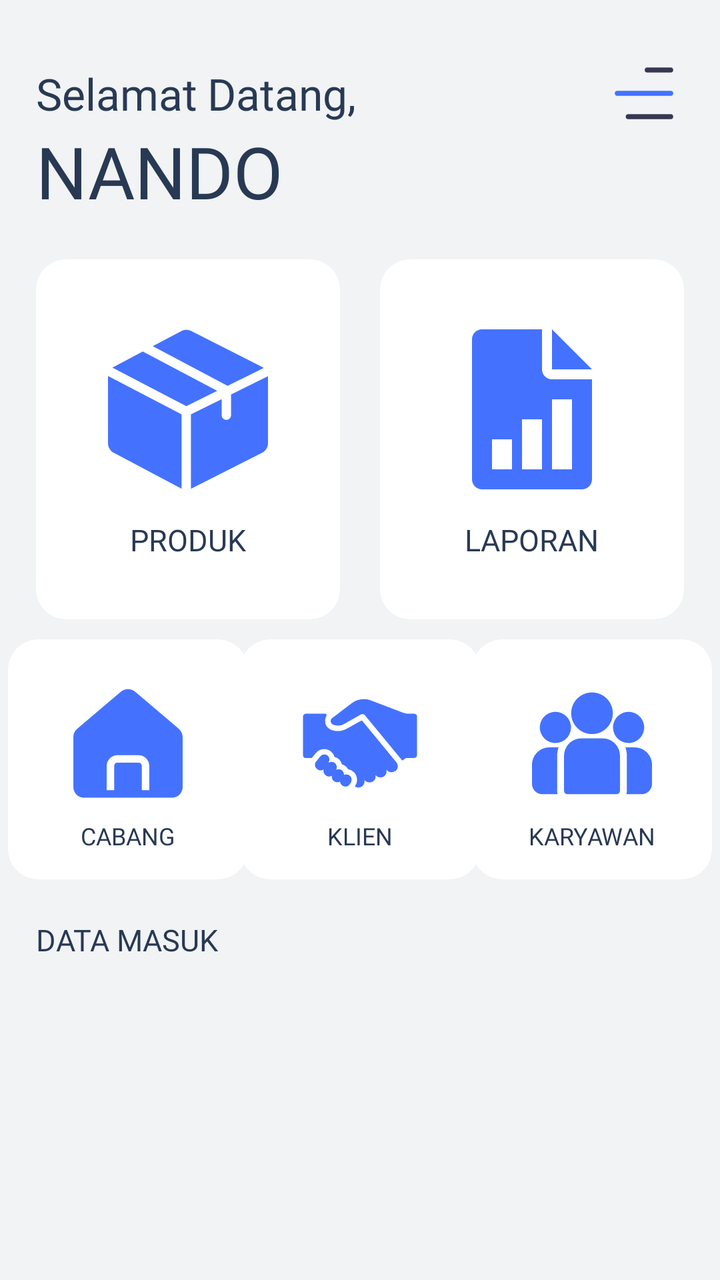
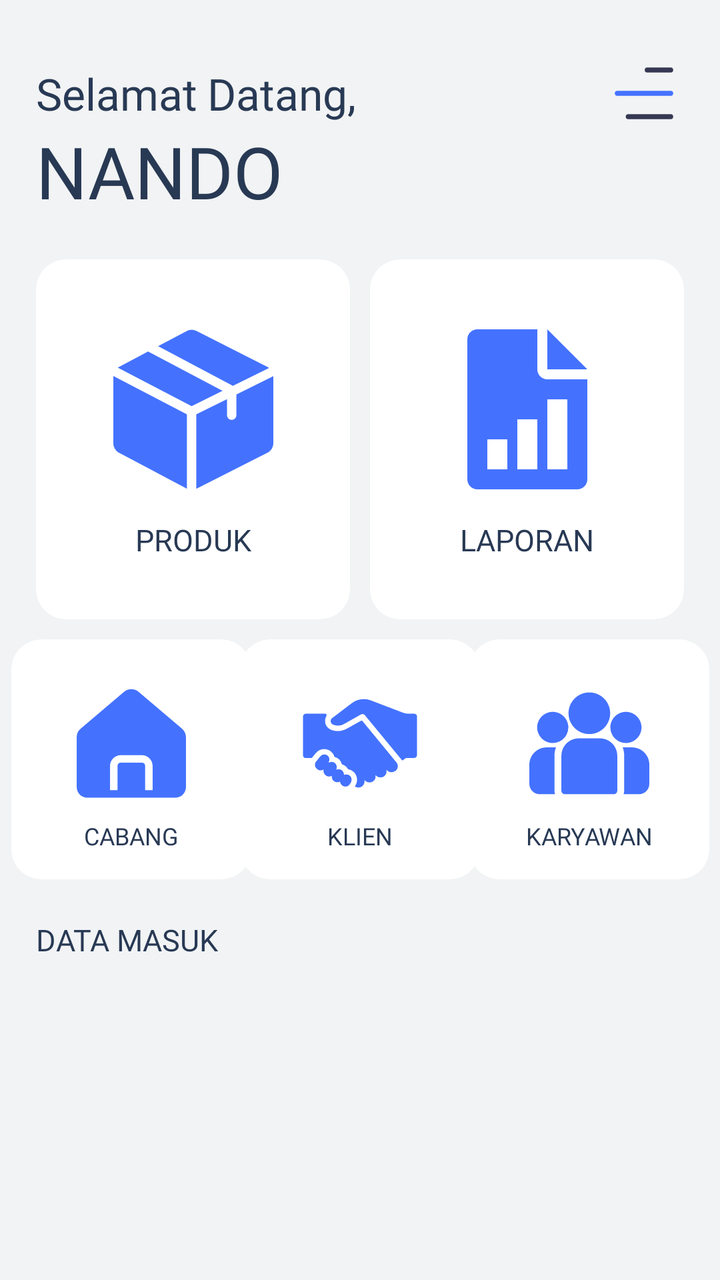

Two renders of the same Android screen: before a commit and after it. Below are the layout's source before the change and the commit's diff.
<!-- AndroidManifest.xml: application theme Theme.BAGUSLAUNDRY -->
<!-- res/layout/fragment_admin_dashboard.xml -->
<?xml version="1.0" encoding="utf-8"?>
<androidx.constraintlayout.widget.ConstraintLayout xmlns:android="http://schemas.android.com/apk/res/android"
    xmlns:app="http://schemas.android.com/apk/res-auto"
    xmlns:tools="http://schemas.android.com/tools"
    android:id="@+id/main"
    android:layout_width="match_parent"
    android:layout_height="match_parent"
    android:background="@color/background"
    tools:context=".ui.admin.AdminDashboardFragment">

    <androidx.constraintlayout.widget.Guideline
        android:layout_width="match_parent"
        android:layout_height="match_parent"
        app:layout_constraintGuide_percent="0.05"
        android:orientation="vertical"
        android:id="@+id/guidelineLeft"/>

    <androidx.constraintlayout.widget.Guideline
        android:layout_width="match_parent"
        android:layout_height="match_parent"
        app:layout_constraintGuide_percent="0.95"
        android:orientation="vertical"
        android:id="@+id/guidelineRight"/>

    <androidx.constraintlayout.widget.Guideline
        android:layout_width="match_parent"
        android:layout_height="match_parent"
        app:layout_constraintGuide_percent="0.05"
        android:orientation="horizontal"
        android:id="@+id/guidelineTop"/>
    <androidx.constraintlayout.widget.Guideline
        android:layout_width="match_parent"
        android:layout_height="match_parent"
        app:layout_constraintGuide_percent="0.5"
        android:orientation="vertical"
        android:id="@+id/guidelineMid"/>


    <TextView
        android:id="@+id/headerSelamat"
        android:layout_width="wrap_content"
        android:layout_height="wrap_content"
        android:text="Selamat"
        android:fontFamily="@font/inter_light"
        android:textColor="@color/blue900"
        android:textSize="22sp"
        app:layout_constraintStart_toEndOf="@id/guidelineLeft"
        app:layout_constraintTop_toTopOf="@id/guidelineTop"
        />

    <TextView
        android:id="@+id/headerDatang"
        android:layout_width="wrap_content"
        android:layout_height="wrap_content"
        android:text="Datang,"
        android:fontFamily="@font/inter_medium"
        android:textColor="@color/blue900"
        android:textSize="22sp"
        android:layout_marginStart="5dp"
        app:layout_constraintStart_toEndOf="@id/headerSelamat"
        app:layout_constraintTop_toTopOf="@id/headerSelamat"
        app:layout_constraintBottom_toBottomOf="@id/headerSelamat"
        />

    <TextView
        android:id="@+id/headerName"
        android:layout_width="wrap_content"
        android:layout_height="wrap_content"
        android:text="NANDO"
        android:fontFamily="@font/inter_bold"
        android:textColor="@color/blue900"
        android:textSize="36sp"
        app:layout_constraintStart_toEndOf="@id/guidelineLeft"
        app:layout_constraintTop_toBottomOf="@id/headerSelamat"
        />

    <ImageView
        android:id="@+id/menuIcon"
        android:layout_width="40dp"
        android:layout_height="50dp"
        android:src="@drawable/menuicon"
        android:translationZ="10dp"
        app:layout_constraintTop_toBottomOf="@id/guidelineTop"
        app:layout_constraintBottom_toBottomOf="@id/headerSelamat"
        app:layout_constraintEnd_toStartOf="@id/guidelineRight"
        />

    <androidx.cardview.widget.CardView
        android:id="@+id/menuProduct"
        android:layout_width="0dp"
        android:layout_height="180dp"
        app:cardCornerRadius="15dp"
        android:layout_marginTop="20dp"
        android:layout_marginEnd="10dp"
        app:cardElevation="0dp"
        app:layout_constraintStart_toEndOf="@id/guidelineLeft"
        app:layout_constraintTop_toBottomOf="@id/headerName"
        app:layout_constraintEnd_toStartOf="@id/guidelineMid"
        />

    <ImageView
        android:id="@+id/iconProduct"
        android:layout_width="90dp"
        android:layout_height="80dp"
        android:src="@drawable/product"
        android:translationY="-15dp"
        app:layout_constraintStart_toStartOf="@id/menuProduct"
        app:layout_constraintTop_toTopOf="@id/menuProduct"
        app:layout_constraintEnd_toEndOf="@id/menuProduct"
        app:layout_constraintBottom_toBottomOf="@id/menuProduct"
        />



    <TextView
        android:layout_width="wrap_content"
        android:layout_height="wrap_content"
        android:text="PRODUK"
        android:textColor="@color/blue900"
        app:layout_constraintStart_toStartOf="@id/menuProduct"
        app:layout_constraintEnd_toEndOf="@id/menuProduct"
        app:layout_constraintTop_toBottomOf="@id/iconProduct"
        android:textSize="15sp"
        android:fontFamily="@font/inter_bold"
        />

    <androidx.cardview.widget.CardView
        android:id="@+id/menuReport"
        android:layout_width="0dp"
        android:layout_height="180dp"
        app:cardCornerRadius="15dp"
        app:cardElevation="0dp"
        android:layout_marginStart="10dp"
        app:layout_constraintStart_toEndOf="@id/guidelineMid"
        app:layout_constraintTop_toTopOf="@id/menuProduct"
        app:layout_constraintBottom_toBottomOf="@id/menuProduct"
        app:layout_constraintEnd_toStartOf="@id/guidelineRight"
        />

    <ImageView
        android:id="@+id/iconReport"
        android:layout_width="90dp"
        android:layout_height="80dp"
        android:src="@drawable/report"
        android:translationY="-15dp"
        app:layout_constraintStart_toStartOf="@id/menuReport"
        app:layout_constraintTop_toTopOf="@id/menuReport"
        app:layout_constraintEnd_toEndOf="@id/menuReport"
        app:layout_constraintBottom_toBottomOf="@id/menuReport"
        />

    <TextView
        android:layout_width="wrap_content"
        android:layout_height="wrap_content"
        android:text="LAPORAN"
        android:textColor="@color/blue900"
        app:layout_constraintStart_toStartOf="@id/iconReport"
        app:layout_constraintEnd_toEndOf="@id/iconReport"
        app:layout_constraintTop_toBottomOf="@id/iconReport"
        android:textSize="15sp"
        android:fontFamily="@font/inter_bold"
        />

    <androidx.cardview.widget.CardView
        android:id="@+id/menuClient"
        android:layout_width="120dp"
        android:layout_height="120dp"
        app:cardCornerRadius="15dp"
        android:layout_marginTop="10dp"
        app:cardElevation="0dp"
        android:layout_marginEnd="10dp"
        app:layout_constraintStart_toStartOf="@id/guidelineMid"
        app:layout_constraintEnd_toEndOf="@id/guidelineMid"
        app:layout_constraintTop_toBottomOf="@id/menuProduct"
        />

    <ImageView
        android:id="@+id/iconClient"
        android:layout_width="80dp"
        android:layout_height="60dp"
        android:src="@drawable/handshake"
        android:translationY="-8dp"
        app:layout_constraintStart_toStartOf="@id/menuClient"
        app:layout_constraintTop_toTopOf="@id/menuClient"
        app:layout_constraintEnd_toEndOf="@id/menuClient"
        app:layout_constraintBottom_toBottomOf="@id/menuClient"
        />

    <TextView
        android:layout_width="wrap_content"
        android:layout_height="wrap_content"
        android:text="KLIEN"
        android:textColor="@color/blue900"
        app:layout_constraintStart_toStartOf="@id/iconClient"
        app:layout_constraintEnd_toEndOf="@id/iconClient"
        app:layout_constraintTop_toBottomOf="@id/iconClient"
        android:textSize="12sp"
        android:fontFamily="@font/inter_bold"
        />

    <androidx.cardview.widget.CardView
        android:id="@+id/menuBranch"
        android:layout_width="120dp"
        android:layout_height="120dp"
        app:cardCornerRadius="15dp"
        android:layout_marginTop="10dp"
        app:cardElevation="0dp"
        android:layout_marginEnd="10dp"
        app:layout_constraintStart_toEndOf="@id/guidelineLeft"
        app:layout_constraintEnd_toStartOf="@id/menuClient"
        app:layout_constraintTop_toBottomOf="@id/menuProduct"
        />

    <ImageView
        android:id="@+id/iconBranch"
        android:layout_width="80dp"
        android:layout_height="60dp"
        android:src="@drawable/home"
        android:translationY="-8dp"
        app:layout_constraintStart_toStartOf="@id/menuBranch"
        app:layout_constraintTop_toTopOf="@id/menuBranch"
        app:layout_constraintEnd_toEndOf="@id/menuBranch"
        app:layout_constraintBottom_toBottomOf="@id/menuBranch"
        />

    <TextView
        android:layout_width="wrap_content"
        android:layout_height="wrap_content"
        android:text="CABANG"
        android:textColor="@color/blue900"
        app:layout_constraintStart_toStartOf="@id/iconBranch"
        app:layout_constraintEnd_toEndOf="@id/iconBranch"
        app:layout_constraintTop_toBottomOf="@id/iconBranch"
        android:textSize="12sp"
        android:fontFamily="@font/inter_bold"
        />

    <androidx.cardview.widget.CardView
        android:id="@+id/menuEmployment"
        android:layout_width="120dp"
        android:layout_height="120dp"
        app:cardCornerRadius="15dp"
        android:layout_marginTop="10dp"
        app:cardElevation="0dp"
        android:layout_marginStart="10dp"
        app:layout_constraintStart_toEndOf="@id/menuClient"
        app:layout_constraintEnd_toStartOf="@id/guidelineRight"
        app:layout_constraintTop_toBottomOf="@id/menuReport"
        />

    <ImageView
        android:id="@+id/iconEmployment"
        android:layout_width="80dp"
        android:layout_height="60dp"
        android:src="@drawable/group"
        android:translationY="-8dp"
        app:layout_constraintStart_toStartOf="@id/menuEmployment"
        app:layout_constraintTop_toTopOf="@id/menuEmployment"
        app:layout_constraintEnd_toEndOf="@id/menuEmployment"
        app:layout_constraintBottom_toBottomOf="@id/menuEmployment"
        />

    <TextView
        android:layout_width="wrap_content"
        android:layout_height="wrap_content"
        android:text="KARYAWAN"
        android:textColor="@color/blue900"
        app:layout_constraintStart_toStartOf="@id/iconEmployment"
        app:layout_constraintEnd_toEndOf="@id/iconEmployment"
        app:layout_constraintTop_toBottomOf="@id/iconEmployment"
        android:textSize="12sp"
        android:fontFamily="@font/inter_bold"
        />

    <TextView
        android:id="@+id/textTitle"
        android:layout_width="wrap_content"
        android:layout_height="wrap_content"
        android:text="DATA MASUK"
        android:layout_marginTop="20dp"
        android:fontFamily="@font/inter_semibold"
        android:textSize="15sp"
        android:textColor="@color/blue900"
        app:layout_constraintTop_toBottomOf="@id/menuBranch"
        app:layout_constraintStart_toEndOf="@id/guidelineLeft"
        />

</androidx.constraintlayout.widget.ConstraintLayout>
<!-- resources referenced by this layout -->
<resources>
  <color name="background">#F1F3F4</color>
  <color name="blue900">#283954</color>
  <!-- drawable home (drawable) -->
  <vector xmlns:android="http://schemas.android.com/apk/res/android"
      android:width="512dp"
      android:height="512dp"
      android:viewportWidth="32"
      android:viewportHeight="32">
    <path
        android:pathData="M17.94,2.25a2.997,2.997 0,0 0,-3.88 0L2.49,12.08a2.96,2.96 0,0 0,-1.06 2.28v13.27c0,1.58 1.29,2.87 2.87,2.87h23.4c1.58,0 2.87,-1.29 2.87,-2.87L30.57,14.36c0,-0.88 -0.38,-1.71 -1.06,-2.28zM21.68,28.5h-2v-6.49a0.87,0.87 0,0 0,-0.87 -0.87h-5.62a0.87,0.87 0,0 0,-0.87 0.87v6.49h-2v-6.49c0,-1.58 1.29,-2.87 2.87,-2.87h5.62c1.58,0 2.87,1.29 2.87,2.87z"
        android:fillColor="#4472ff"/>
  </vector>
  <!-- drawable menuicon (drawable) -->
  <vector xmlns:android="http://schemas.android.com/apk/res/android"
      android:width="512dp"
      android:height="512dp"
      android:viewportWidth="24"
      android:viewportHeight="24">
    <path
        android:pathData="M6.533,19a0.75,0.75 0,0 1,0.75 -0.75L20,18.25a0.75,0.75 0,0 1,0 1.5L7.283,19.75a0.75,0.75 0,0 1,-0.75 -0.75zM12.222,5a0.75,0.75 0,0 1,0.75 -0.75L20,4.25a0.75,0.75 0,0 1,0 1.5h-7.028a0.75,0.75 0,0 1,-0.75 -0.75z"
        android:fillColor="#363853"
        android:fillType="evenOdd"/>
    <path
        android:pathData="M3.25,12a0.75,0.75 0,0 1,0.75 -0.75h16a0.75,0.75 0,0 1,0 1.5H4a0.75,0.75 0,0 1,-0.75 -0.75z"
        android:fillColor="#4472ff"
        android:fillType="evenOdd"/>
  </vector>
  <!-- drawable product (drawable) -->
  <vector xmlns:android="http://schemas.android.com/apk/res/android"
      android:width="512dp"
      android:height="512dp"
      android:viewportWidth="512"
      android:viewportHeight="512">
    <path
        android:pathData="m111.26,70.94 l-92.37,49.02a35.54,35.54 0,0 0,-4.49 2.81L250.6,245.93l98.9,-48.92L111.26,70.94zM511.95,150.12l-118.16,58.44v65.84c0,8.28 -6.71,14.99 -14.99,14.99 -8.28,0 -14.99,-6.71 -14.99,-14.99V223.4l-98.39,48.66v238.29c0.31,-0.14 0.62,-0.28 0.93,-0.43l226.18,-114.61c12.02,-6.01 19.48,-18.08 19.48,-31.52v-212.36c0,-0.44 -0.03,-0.88 -0.05,-1.33zM492.52,119.93 L266.43,5.37l-0.09,-0.05c-10.07,-5.01 -22.03,-4.9 -32,0.3l-91.06,48.33 239.37,126.67 115.54,-57.15a35.6,35.6 0,0 0,-5.66 -3.55zM0.07,149.12A35.53,35.53 0,0 0,0 151.19v212.88c0,13.16 7.24,25.12 18.9,31.22L234.24,509.58l0.1,0.05c0.36,0.19 0.72,0.35 1.09,0.52V271.84L0.07,149.12z"
        android:fillColor="#4472ff"/>
  </vector>
  <!-- drawable report (drawable) -->
  <vector xmlns:android="http://schemas.android.com/apk/res/android"
      android:width="512dp"
      android:height="512dp"
      android:viewportWidth="512"
      android:viewportHeight="512">
    <path
        android:pathData="M320,0v128h128z"
        android:fillColor="#4472ff"/>
    <path
        android:pathData="M320,160c-17.63,0 -32,-14.37 -32,-32L288,0L96,0C78.37,0 64,14.37 64,32v448c0,17.66 14.37,32 32,32h320c17.66,0 32,-14.34 32,-32L448,160L320,160zM192,448h-64v-96h64v96zM288,448h-64L224,288h64v160zM384,448h-64L320,224h64v224z"
        android:fillColor="#4472ff"/>
  </vector>
  <style name="Theme.BAGUSLAUNDRY" parent="Base.Theme.BAGUSLAUNDRY" />
  <style name="Base.Theme.BAGUSLAUNDRY" parent="Theme.Material3.DayNight.NoActionBar">
          
          
      </style>
  <!-- unchanged entries left out for length: 2 -->
</resources>

<!-- the commit's change to res/layout/fragment_admin_dashboard.xml (unified diff, before → after) -->
@@ -91,7 +91,7 @@
         android:layout_height="180dp"
         app:cardCornerRadius="15dp"
         android:layout_marginTop="20dp"
-        android:layout_marginEnd="10dp"
+        android:layout_marginEnd="5dp"
         app:cardElevation="0dp"
         app:layout_constraintStart_toEndOf="@id/guidelineLeft"
         app:layout_constraintTop_toBottomOf="@id/headerName"
@@ -130,7 +130,7 @@
         android:layout_height="180dp"
         app:cardCornerRadius="15dp"
         app:cardElevation="0dp"
-        android:layout_marginStart="10dp"
+        android:layout_marginStart="5dp"
         app:layout_constraintStart_toEndOf="@id/guidelineMid"
         app:layout_constraintTop_toTopOf="@id/menuProduct"
         app:layout_constraintBottom_toBottomOf="@id/menuProduct"
@@ -205,7 +205,7 @@
         app:cardCornerRadius="15dp"
         android:layout_marginTop="10dp"
         app:cardElevation="0dp"
-        android:layout_marginEnd="10dp"
+        android:layout_marginEnd="7dp"
         app:layout_constraintStart_toEndOf="@id/guidelineLeft"
         app:layout_constraintEnd_toStartOf="@id/menuClient"
         app:layout_constraintTop_toBottomOf="@id/menuProduct"
@@ -242,7 +242,7 @@
         app:cardCornerRadius="15dp"
         android:layout_marginTop="10dp"
         app:cardElevation="0dp"
-        android:layout_marginStart="10dp"
+        android:layout_marginStart="7dp"
         app:layout_constraintStart_toEndOf="@id/menuClient"
         app:layout_constraintEnd_toStartOf="@id/guidelineRight"
         app:layout_constraintTop_toBottomOf="@id/menuReport"
